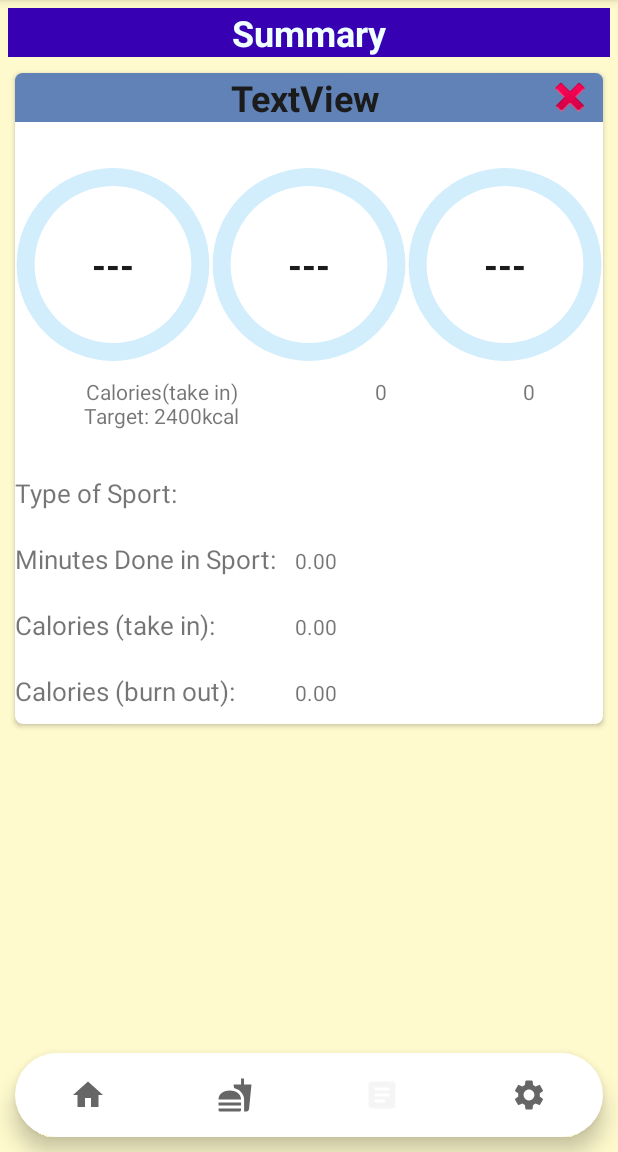
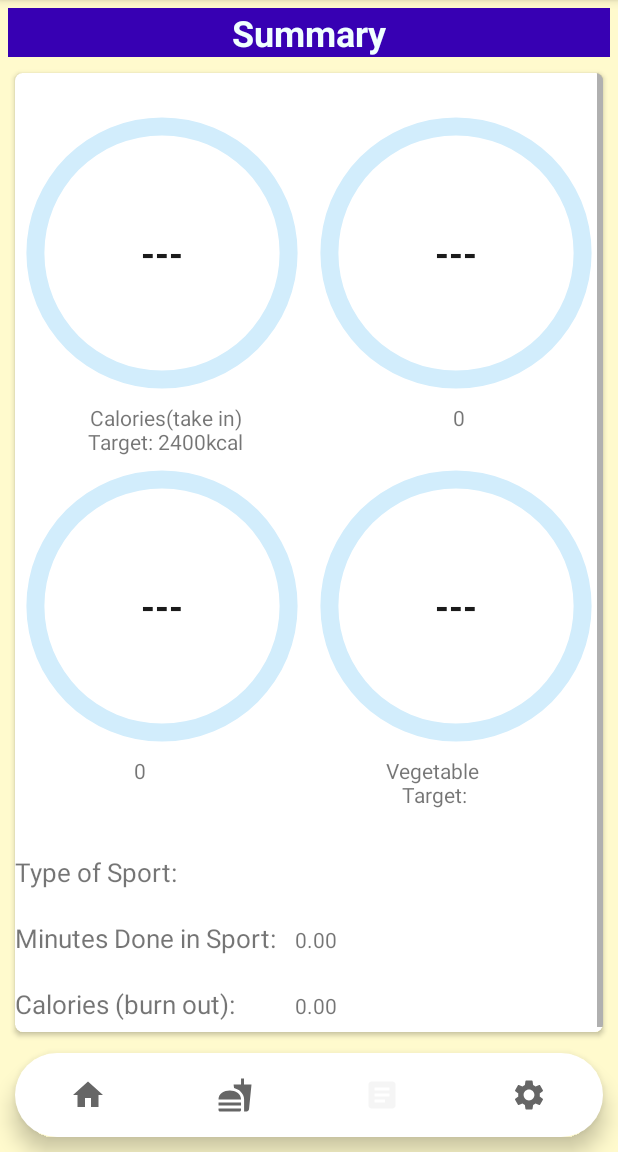
Before and after one commit to Lau-Man-Ho-Mark/project, an Android app: the screen it shows after launch (MainActivity), item 3 of the bottom bar chosen, on a phone screen of 412 x 824 dp, the part 84-1236 px from its top. Run offline under Robolectric (Android 15) with nearby library versions, the phone set to English and light mode, and no system bars.

Commit message:
Merged xml

```diff
--- a/GpPj/app/src/main/java/com/example/assignment2/ProgressFragment.java
+++ b/GpPj/app/src/main/java/com/example/assignment2/ProgressFragment.java
@@ -166,7 +166,7 @@ public class ProgressFragment extends Fragment{
     }
 
     private void init(View v) {
-         display_day = v.findViewById(R.id.display_day);
+         //display_day = v.findViewById(R.id.display_day);
          display_sport = v.findViewById(R.id.display_sport);
          display_reps = v.findViewById(R.id.display_reps);
          display_cal_in = v.findViewById(R.id.display_calories_in);
@@ -279,9 +279,6 @@ public class ProgressFragment extends Fragment{
             }
         }
 
-        System.out.println(totalSecondsDoneInSports);
-        System.out.println(totalBurntCalories);
-        System.out.println(sportRecentDone.size());
         recentSportDetermination(sportRecentDone);
 
     }
--- a/GpPj/app/src/main/res/layout/fragment_progress.xml
+++ b/GpPj/app/src/main/res/layout/fragment_progress.xml
@@ -31,14 +31,18 @@
             android:layout_marginLeft="10dp"
             android:layout_marginTop="5dp"
             android:layout_marginRight="10dp"
-            android:layout_marginBottom="5dp"
+            android:layout_marginBottom="80dp"
             android:background="@color/white"
             app:cardCornerRadius="5dp">>
 
 
+            <ScrollView
+                android:layout_width="match_parent"
+                android:layout_height="match_parent">
+
                 <LinearLayout
                     android:layout_width="match_parent"
-                android:layout_height="match_parent"
+                    android:layout_height="wrap_content"
                     android:orientation="vertical">
 
                     <LinearLayout
@@ -46,30 +50,7 @@
                         android:layout_height="match_parent"
                         android:background="@color/Glaucous"
                         android:orientation="horizontal"
-                    android:weightSum="2">
-
-                    <TextView
-                        android:id="@+id/display_day"
-                        android:layout_width="match_parent"
-                        android:layout_height="wrap_content"
-                        android:layout_marginLeft="30dp"
-                        android:layout_weight="1"
-                        android:background="@color/Glaucous"
-                        android:gravity="center_horizontal"
-                        android:text="TextView"
-                        android:textColor="@color/colorPrimary"
-                        android:textSize="24sp"
-                        android:textStyle="bold" />
-
-                    <ImageButton
-                        android:id="@+id/delete"
-                        android:layout_width="60dp"
-                        android:layout_height="wrap_content"
-                        android:layout_marginRight="10dp"
-                        android:layout_weight="1"
-                        android:background="@color/Glaucous"
-                        app:srcCompat="@android:drawable/ic_delete" />
-                </LinearLayout>
+                        android:weightSum="2" />
 
                     <LinearLayout
                         android:layout_width="match_parent"
@@ -82,13 +63,18 @@
                         <LinearLayout
                             android:layout_width="match_parent"
                             android:layout_height="match_parent"
+                            android:orientation="vertical">
+
+                            <LinearLayout
+                                android:layout_width="match_parent"
+                                android:layout_height="match_parent"
                                 android:orientation="horizontal"
-                        android:weightSum="3">
+                                android:weightSum="2">
 
                                 <RelativeLayout
                                     android:id="@+id/cal_progress_layout"
                                     android:layout_width="wrap_content"
-                            android:layout_height="150dp"
+                                    android:layout_height="200dp"
                                     android:layout_weight="1">
 
                                     <ProgressBar
@@ -98,7 +84,6 @@
                                         android:layout_height="match_parent"
                                         android:background="@drawable/circle"
                                         android:indeterminate="false"
-                                android:max="2400"
                                         android:progressDrawable="@drawable/circular_progressbar"
                                         android:textAlignment="center" />
 
@@ -119,7 +104,7 @@
                                 <RelativeLayout
                                     android:id="@+id/pro_progress_layout"
                                     android:layout_width="wrap_content"
-                            android:layout_height="150dp"
+                                    android:layout_height="200dp"
                                     android:layout_weight="1">
 
                                     <ProgressBar
@@ -147,10 +132,50 @@
                                         android:textStyle="bold" />
                                 </RelativeLayout>
 
+                            </LinearLayout>
+
+                            <LinearLayout
+                                android:layout_width="match_parent"
+                                android:layout_height="match_parent"
+                                android:orientation="horizontal"
+                                android:weightSum="2">
+
+                                <TextView
+                                    android:id="@+id/tv_calor"
+                                    android:layout_width="139dp"
+                                    android:layout_height="wrap_content"
+                                    android:layout_weight="1"
+                                    android:text="Calories(take in)\nTarget: 2400kcal"
+                                    android:textAlignment="center" />
+
+                                <TextView
+                                    android:id="@+id/tv_protain"
+                                    android:layout_width="131dp"
+                                    android:layout_height="wrap_content"
+                                    android:layout_weight="1"
+                                    android:text="Protain\nTarget: 0.8 per kilo weight"
+                                    android:textAlignment="center" />
+
+                            </LinearLayout>
+
+                        </LinearLayout>
+
+                        <LinearLayout
+                            android:layout_width="match_parent"
+                            android:layout_height="match_parent"
+                            android:orientation="vertical"
+                            android:weightSum="2">
+
+                            <LinearLayout
+                                android:layout_width="match_parent"
+                                android:layout_height="match_parent"
+                                android:layout_weight="1"
+                                android:orientation="horizontal">
+
                                 <RelativeLayout
                                     android:id="@+id/carb_progress_layout"
                                     android:layout_width="wrap_content"
-                            android:layout_height="150dp"
+                                    android:layout_height="200dp"
                                     android:layout_weight="1">
 
                                     <ProgressBar
@@ -178,28 +203,44 @@
                                         android:textStyle="bold" />
                                 </RelativeLayout>
 
+                                <RelativeLayout
+                                    android:id="@+id/veget_progress_layout"
+                                    android:layout_width="match_parent"
+                                    android:layout_height="match_parent"
+                                    android:layout_weight="1">
+
+                                    <ProgressBar
+                                        android:id="@+id/progressBar4"
+                                        style="?android:attr/progressBarStyleHorizontal"
+                                        android:layout_width="match_parent"
+                                        android:layout_height="match_parent"
+                                        android:background="@drawable/circle"
+                                        android:indeterminate="false"
+                                        android:progress="0"
+                                        android:progressDrawable="@drawable/circular_progressbar"
+                                        android:textAlignment="center" />
+
+                                    <TextView
+                                        android:id="@+id/veget_progress_text"
+                                        android:layout_width="wrap_content"
+                                        android:layout_height="wrap_content"
+                                        android:layout_alignParentLeft="true"
+                                        android:layout_alignParentRight="true"
+                                        android:layout_centerVertical="true"
+                                        android:gravity="center"
+                                        android:text="---"
+                                        android:textColor="@color/colorPrimary"
+                                        android:textSize="24sp"
+                                        android:textStyle="bold" />
+                                </RelativeLayout>
+
                             </LinearLayout>
 
                             <LinearLayout
                                 android:layout_width="match_parent"
                                 android:layout_height="match_parent"
+                                android:layout_weight="1"
                                 android:orientation="horizontal">
-
-                        <TextView
-                            android:id="@+id/tv_calor"
-                            android:layout_width="wrap_content"
-                            android:layout_height="wrap_content"
-                            android:layout_weight="1"
-                            android:text="Calories(take in)\nTarget: 2400kcal"
-                            android:textAlignment="center" />
-
-                        <TextView
-                            android:id="@+id/tv_protain"
-                            android:layout_width="wrap_content"
-                            android:layout_height="wrap_content"
-                            android:layout_weight="1"
-                            android:text="Protain\nTarget: 0.8 per kilo weight"
-                            android:textAlignment="center" />
 
                                 <TextView
                                     android:id="@+id/tv_carbon"
@@ -209,12 +250,20 @@
                                     android:text="Carbohydrates\nTarget: 55% of total calor"
                                     android:textAlignment="center" />
 
+                                <TextView
+                                    android:id="@+id/tv_veget"
+                                    android:layout_width="wrap_content"
+                                    android:layout_height="wrap_content"
+                                    android:layout_weight="1"
+                                    android:text="Vegetable \n Target: "
+                                    android:textAlignment="center" />
+
+                            </LinearLayout>
+
                         </LinearLayout>
 
 
                     </LinearLayout>
-
-
 
 
                     <LinearLayout
@@ -262,11 +311,12 @@
                     </LinearLayout>
 
                     <LinearLayout
-                    android:layout_width="match_parent"
-                    android:layout_height="match_parent"
-                    android:layout_marginTop="10dp"
-                    android:layout_marginBottom="10dp"
-                    android:orientation="horizontal">
+                        android:layout_width="0dp"
+                        android:layout_height="0dp"
+                        android:layout_marginTop="0dp"
+                        android:layout_marginBottom="0dp"
+                        android:orientation="horizontal"
+                        android:visibility="invisible">
 
                         <TextView
                             android:id="@+id/calories_in"
@@ -306,6 +356,7 @@
                     </LinearLayout>
 
                 </LinearLayout>
+            </ScrollView>
 
         </androidx.cardview.widget.CardView>
 
```
Lines whose indentation alone changed are shown as unchanged.
